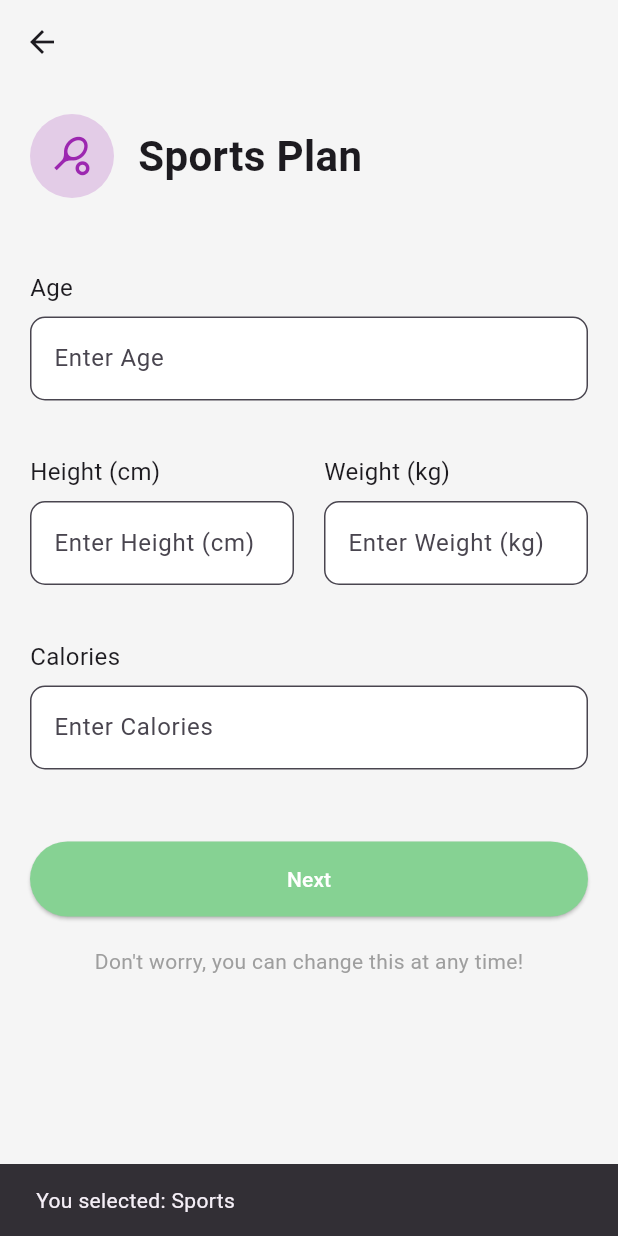
After one commit to DeKxus/ZipRecipes, a Flutter app: the SelectPlan screen opened directly, after a tap on "Sports", on a phone screen of 412 x 824 dp. The commit adds this screen. Run offline on Flutter 3.47's test engine with Material 3 defaults, Android fonts, the light colour scheme and no system bars; our stand-ins replace cloud_firestore, curved_navigation_bar, firebase_auth, firebase_core, image_picker; accounts and stored records are empty.

Commit message:
17/11/2024 - sports plan

```diff
--- a/zip_recipes_app/lib/home/personal_info.dart
+++ b/zip_recipes_app/lib/home/personal_info.dart
@@ -54,7 +54,7 @@ class _PersonalInfoPageState extends State<PersonalInfoPage> {
         leading: IconButton(
           icon: const Icon(Icons.arrow_back, color: Colors.grey),
           onPressed: () {
-            Navigator.pop(context); // Volta para a página anterior (SettingsPage)
+            Navigator.pop(context);
           },
         ),
         title: const Text(
--- a/zip_recipes_app/lib/home/select_plan.dart
+++ b/zip_recipes_app/lib/home/select_plan.dart
@@ -1,7 +1,9 @@
 import 'package:flutter/material.dart';
+import 'package:zip_recipes_app/home/sports_plan.dart';
 
 import '../widgets/build_plan_option.dart';
 import '../widgets/plan_option.dart';
+import 'navigation.dart';
 
 class SelectPlan extends StatefulWidget {
   const SelectPlan({super.key});
@@ -28,6 +30,30 @@ class _SelectPlanState extends State<SelectPlan> {
     ),
   ];
 
+  void _onPlanSelected(PlanOption plan) {
+    ScaffoldMessenger.of(context).showSnackBar(
+      SnackBar(
+        content: Text('You selected: ${plan.title}'),
+      ),
+    );
+
+    if (plan.title == 'Sports') {
+      Navigator.push(
+        context,
+        MaterialPageRoute(
+          builder: (context) => PlanInputScreen(planTitle: plan.title, planIcon: plan.icon, iconColor: plan.iconColor),
+        ),
+      );
+    } else {
+      Navigator.push(
+        context,
+        MaterialPageRoute(
+          builder: (context) => const NavigationPage(),
+        ),
+      );
+    }
+  }
+
   @override
   Widget build(BuildContext context) {
     return Scaffold(
@@ -51,7 +77,11 @@ class _SelectPlanState extends State<SelectPlan> {
             const SizedBox(height: 40),
             ...planOptions.map((plan) => Padding(
               padding: const EdgeInsets.only(bottom: 20.0),
-              child: PlanOptionCard(plan: plan),
+              child: InkWell(
+                onTap: () => _onPlanSelected(plan),
+                borderRadius: BorderRadius.circular(16),
+                child: PlanOptionCard(plan: plan),
+              ),
             )),
             const Spacer(),
             const Center(
--- /dev/null
+++ b/zip_recipes_app/lib/home/sports_plan.dart
@@ -0,0 +1,165 @@
+import 'package:flutter/material.dart';
+import 'package:zip_recipes_app/home/navigation.dart';
+import '../widgets/num_field.dart';
+
+class PlanInputScreen extends StatefulWidget {
+  final String planTitle;
+  final IconData planIcon;
+  final Color iconColor;
+
+  const PlanInputScreen({
+    super.key,
+    required this.planTitle,
+    required this.planIcon,
+    required this.iconColor,
+  });
+
+  @override
+  State<PlanInputScreen> createState() => _PlanInputScreenState();
+}
+
+class _PlanInputScreenState extends State<PlanInputScreen> {
+  final TextEditingController ageController = TextEditingController();
+  final TextEditingController heightController = TextEditingController();
+  final TextEditingController weightController = TextEditingController();
+  final TextEditingController caloriesController = TextEditingController();
+
+  @override
+  void dispose() {
+    ageController.dispose();
+    heightController.dispose();
+    weightController.dispose();
+    caloriesController.dispose();
+    super.dispose();
+  }
+
+  void _navigateToNextScreen() {
+    final age = ageController.text.trim();
+    final height = heightController.text.trim();
+    final weight = weightController.text.trim();
+    final calories = caloriesController.text.trim();
+
+    if (age.isEmpty || height.isEmpty || weight.isEmpty || calories.isEmpty) {
+      // Show a dialog if any field is empty
+      showDialog(
+        context: context,
+        builder: (context) => AlertDialog(
+          title: const Text('Missing Inputs'),
+          content: const Text('Please fill in all the fields to proceed.'),
+          actions: [
+            TextButton(
+              onPressed: () {
+                Navigator.pop(context);
+              },
+              child: const Text('OK'),
+            ),
+          ],
+        ),
+      );
+    } else {
+      // All inputs are valid, navigate to the next screen
+      Navigator.push(
+        context,
+        MaterialPageRoute(
+          builder: (context) => NavigationPage(),
+        ),
+      );
+    }
+  }
+
+  @override
+  Widget build(BuildContext context) {
+    return Scaffold(
+      backgroundColor: Colors.grey[100],
+      appBar: AppBar(
+        backgroundColor: Colors.transparent,
+        elevation: 0,
+      ),
+      body: SingleChildScrollView(
+        child: Padding(
+          padding: const EdgeInsets.all(20.0),
+          child: Column(
+            crossAxisAlignment: CrossAxisAlignment.start,
+            children: [
+              Row(
+                children: [
+                  CircleAvatar(
+                    backgroundColor: widget.iconColor.withOpacity(0.2),
+                    radius: 28,
+                    child: Icon(
+                      widget.planIcon,
+                      color: widget.iconColor,
+                      size: 28,
+                    ),
+                  ),
+                  const SizedBox(width: 16),
+                  Text(
+                    '${widget.planTitle} Plan',
+                    style: const TextStyle(
+                      fontSize: 28,
+                      fontWeight: FontWeight.bold,
+                    ),
+                  ),
+                ],
+              ),
+              const SizedBox(height: 40),
+              CustomNumberField(
+                label: 'Age',
+                controller: ageController,
+              ),
+              const SizedBox(height: 20),
+              Row(
+                children: [
+                  Expanded(
+                    child: CustomNumberField(
+                      label: 'Height (cm)',
+                      controller: heightController,
+                    ),
+                  ),
+                  const SizedBox(width: 20),
+                  Expanded(
+                    child: CustomNumberField(
+                      label: 'Weight (kg)',
+                      controller: weightController,
+                    ),
+                  ),
+                ],
+              ),
+
+              const SizedBox(height: 20),
+
+              CustomNumberField(
+                label: 'Calories',
+                controller: caloriesController,
+              ),
+
+              const SizedBox(height: 40),
+
+              ElevatedButton(
+                onPressed: _navigateToNextScreen,
+                style: ElevatedButton.styleFrom(
+                  minimumSize: const Size(double.infinity, 50), // Full-width button
+                  backgroundColor: const Color(0xFF86D293), // Button color
+                  foregroundColor: Colors.white, // Text color
+                ),
+                child: const Text('Next'),
+              ),
+
+              const SizedBox(height: 20),
+
+              const Center(
+                child: Text(
+                  'Don\'t worry, you can change this at any time!',
+                  style: TextStyle(
+                    color: Colors.grey,
+                    fontSize: 14,
+                  ),
+                ),
+              ),
+            ],
+          ),
+        ),
+      ),
+    );
+  }
+}
```
